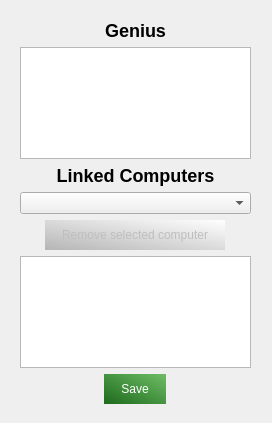
First picture: the form in editrelation.ui, repository danielm15/VLN1-2016-Hopur_16, before the edit.
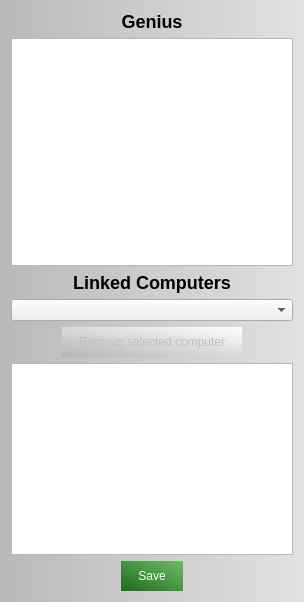
Second picture: the form after the edit. Icons and pictures are not drawn.

Commit message: Added gradient to all window backgrounds

```diff
--- a/editrelation.ui
+++ b/editrelation.ui
@@ -6,8 +6,8 @@
    <rect>
     <x>0</x>
     <y>0</y>
-    <width>272</width>
-    <height>423</height>
+    <width>304</width>
+    <height>602</height>
    </rect>
   </property>
   <property name="windowTitle">
@@ -17,15 +17,13 @@
    <iconset resource="resources.qrc">
     <normaloff>:/icons/images/genius-icon.png</normaloff>:/icons/images/genius-icon.png</iconset>
   </property>
-  <widget class="QWidget" name="layoutWidget">
-   <property name="geometry">
-    <rect>
-     <x>20</x>
-     <y>20</y>
-     <width>231</width>
-     <height>384</height>
-    </rect>
-   </property>
+  <property name="styleSheet">
+   <string notr="true">#EditRelation{
+background-color: qlineargradient(spread:pad, x1:0, y1:0, x2:1, y2:0, stop:0 rgba(185, 185, 185, 255), stop:1 rgba(225, 225, 225, 255));
+}</string>
+  </property>
+  <layout class="QHBoxLayout" name="horizontalLayout">
+   <item>
    <layout class="QVBoxLayout" name="verticalLayout_3">
     <item>
      <layout class="QVBoxLayout" name="verticalLayout_2">
@@ -112,7 +110,8 @@
      </widget>
     </item>
    </layout>
-  </widget>
+   </item>
+  </layout>
  </widget>
  <resources>
   <include location="resources.qrc"/>
```
Lines whose indentation alone changed are shown as unchanged. The commit also changes 4 other files.
